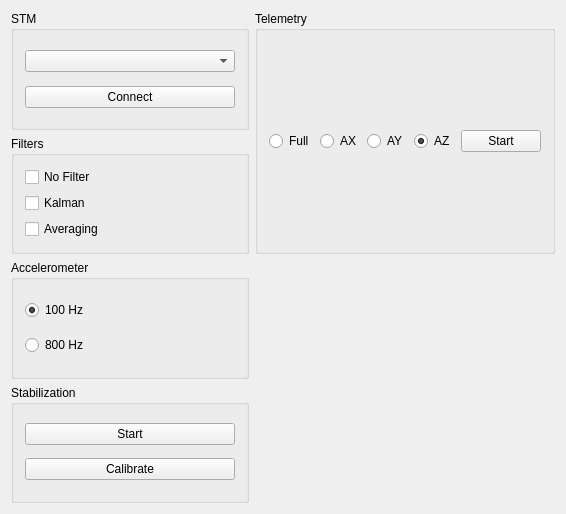
VlagaPalych/Stable, file Logger/BoardConsole/BoardConsole/boardconsole.ui: the form before one commit.
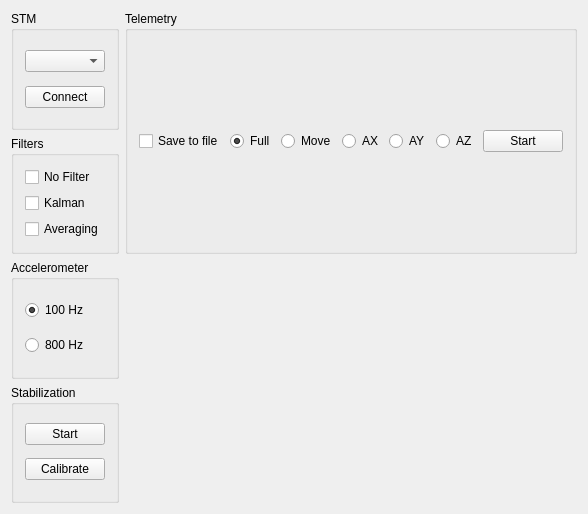
The form after the commit. Custom widgets are drawn as their Qt base class.

The edit to the form file:
```diff
--- a/Logger/BoardConsole/BoardConsole/boardconsole.ui
+++ b/Logger/BoardConsole/BoardConsole/boardconsole.ui
@@ -127,11 +127,28 @@
         <string>Telemetry</string>
        </property>
        <layout class="QHBoxLayout" name="horizontalLayout">
+        <item>
+         <widget class="QCheckBox" name="saveToFileCheckBox">
+          <property name="text">
+           <string>Save to file</string>
+          </property>
+         </widget>
+        </item>
         <item>
          <widget class="QRadioButton" name="fullRadioButton">
           <property name="text">
            <string>Full</string>
           </property>
+          <property name="checked">
+           <bool>true</bool>
+          </property>
+         </widget>
+        </item>
+        <item>
+         <widget class="QRadioButton" name="moveRadioButton">
+          <property name="text">
+           <string>Move</string>
+          </property>
          </widget>
         </item>
         <item>
@@ -157,7 +174,7 @@
            <string>AZ</string>
           </property>
           <property name="checked">
-           <bool>true</bool>
+           <bool>false</bool>
           </property>
          </widget>
         </item>
```
